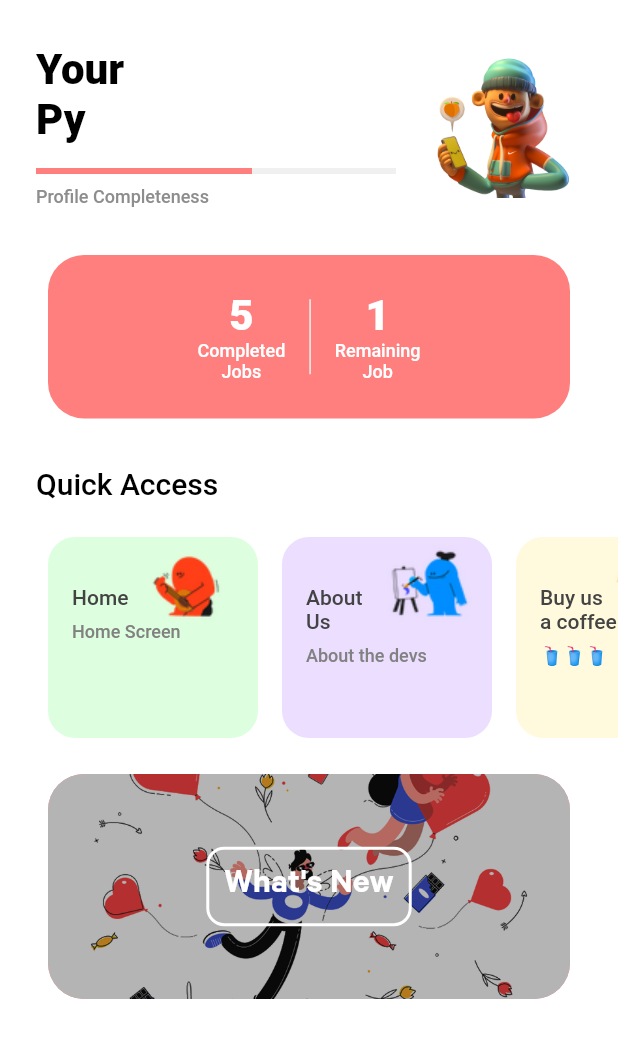
After one commit to RoverPy/RoverPyApp, a Flutter app: the ProfilePage screen opened directly, on a phone screen of 412 x 824 dp. The commit adds this screen. Shown: the top 1038 px of the screen. Run offline on Flutter 3.47's test engine with Material 2 defaults, Android fonts, the phone set to English and light mode, and no system bars; our stand-ins replace cloud_firestore, firebase_auth, firebase_storage, flare_flutter, flutter_bluetooth_serial, image_picker and 1 more; missing offline and left inert: firebase_ml_custom, tflite; accounts and stored records are empty; Roboto replaces fonts that are missing (Avenir).

Commit message:
Added profile page

```diff
--- /dev/null
+++ b/lib/pages/QuickAccess.dart
@@ -0,0 +1,11 @@
+import 'dart:ui';
+
+class QuickAccess
+{
+  final String jobTitle;
+  final String jobLocation;
+  final String companyImageSource;
+  final Color backgroundColor;
+
+  QuickAccess(this.jobTitle, this.jobLocation, this.companyImageSource, this.backgroundColor);
+}
--- /dev/null
+++ b/lib/pages/constants_profile.dart
@@ -0,0 +1,8 @@
+import 'dart:ui';
+
+final Color secondaryColor = Color(0xFFF0F0F0);
+final Color primaryColor = Color(0xFFFF7E7E);
+
+final Color lightYellowColor = Color(0xFFFFF9DE);
+final Color lightGreenColor = Color(0xFFDEFFDF);
+final Color lightPurpleColor = Color(0xFFEBDEFF);
--- /dev/null
+++ b/lib/pages/profile.dart
@@ -0,0 +1,245 @@
+import 'package:flutter/material.dart';
+import 'package:sign_in/pages/constants_profile.dart';
+import 'package:sign_in/pages/QuickAccess.dart';
+
+class ProfilePage extends StatefulWidget {
+  @override
+  _ProfilePageState createState() => _ProfilePageState();
+}
+
+class _ProfilePageState extends State<ProfilePage> {
+  final List<QuickAccess> recommendedJobs = [
+    QuickAccess('Home', 'Home Screen',
+        'assets/Home2.png', lightGreenColor),
+    QuickAccess('About\nUs', 'About the devs', 'assets/About2.png',
+        lightPurpleColor),
+    QuickAccess('Buy us\na coffee', '🥤🥤🥤',
+        'assets/Sponsor2.png', lightYellowColor),
+  ];
+
+
+  @override
+  Widget build(BuildContext context) {
+    return Scaffold(
+      backgroundColor: Colors.white,
+      body: SafeArea(
+        child: Column(
+          crossAxisAlignment: CrossAxisAlignment.start,
+          children: <Widget>[
+            SizedBox(height: 30.0),
+            Padding(
+              padding: const EdgeInsets.symmetric(horizontal: 24.0),
+              child: Row(
+                children: <Widget>[
+                  Expanded(
+                    child: Column(
+                      crossAxisAlignment: CrossAxisAlignment.start,
+                      children: <Widget>[
+                        Text(
+                          "Your\nPy",
+                          style: TextStyle(
+                            fontFamily: "Avenir",
+                            fontWeight: FontWeight.w900,
+                            fontSize: 28,
+                            color: Color(0xff000000),
+                          ),
+                        ),
+                        SizedBox(height: 16),
+                        Padding(
+                          padding: const EdgeInsets.only(right: 24.0),
+                          child: LinearProgressIndicator(
+                            value: 0.6,
+                            backgroundColor: secondaryColor,
+                            valueColor:
+                                AlwaysStoppedAnimation<Color>(primaryColor),
+                          ),
+                        ),
+                        SizedBox(height: 8),
+                        Text(
+                          "Profile Completeness",
+                          style: TextStyle(
+                            fontFamily: "Avenir",
+                            fontWeight: FontWeight.w500,
+                            fontSize: 12,
+                            color: Color(0xff8d8d8d),
+                          ),
+                        ),
+                      ],
+                    ),
+                  ),
+                  Container(
+                    width: 100,
+                    height: 100,
+                    decoration: BoxDecoration(
+                      borderRadius: BorderRadius.circular(24),
+                      image: DecorationImage(
+                        image: Image.asset('assets/person.png').image,
+                      ),
+                    ),
+                  ),
+                ],
+              ),
+            ),
+            SizedBox(height: 32),
+            Container(
+              alignment: Alignment.center,
+              margin: EdgeInsets.symmetric(horizontal: 32),
+              padding: EdgeInsets.symmetric(horizontal: 32, vertical: 8),
+              decoration: BoxDecoration(
+                borderRadius: BorderRadius.circular(24),
+                color: primaryColor,
+              ),
+
+              child: Row(
+                mainAxisSize: MainAxisSize.min,
+                children: <Widget>[
+                  buildInfo('5', 'Completed\nJobs'),
+                  Container(width: 1, height: 50, color: secondaryColor),
+                  buildInfo('1', 'Remaining\nJob'),
+
+                ],
+              ),
+            ),
+            SizedBox(height: 32),
+            Padding(
+              padding: const EdgeInsets.symmetric(horizontal: 24.0),
+              child: Text(
+                "Quick Access",
+                style: TextStyle(
+                  fontFamily: "Avenir",
+                  fontWeight: FontWeight.w500,
+                  fontSize: 20,
+                  color: Color(0xff000000),
+                ),
+              ),
+            ),
+            SizedBox(height: 16),
+            Container(
+              height: 150,
+              padding: EdgeInsets.only(left: 24),
+              child: ListView.builder(
+                  scrollDirection: Axis.horizontal,
+                  itemCount: recommendedJobs.length,
+                  itemBuilder: (context, index) {
+                    return InkWell(
+                      onTap: (){
+                        print("Hey $index");
+                        // move to different page from here
+                      },
+                      child: Stack(
+                        children: <Widget>[
+                          Container(
+                            width: 140,
+                            padding: EdgeInsets.all(16),
+                            margin: EdgeInsets.all(8),
+                            decoration: BoxDecoration(
+                                color: recommendedJobs[index].backgroundColor,
+                                borderRadius: BorderRadius.circular(18)),
+                            child: Column(
+                              crossAxisAlignment: CrossAxisAlignment.start,
+                              children: <Widget>[
+                                SizedBox(height: 16),
+                                new Text(
+                                  recommendedJobs[index].jobTitle,
+                                  softWrap: true,
+                                  style: TextStyle(
+                                    fontFamily: "Avenir",
+                                    fontWeight: FontWeight.w500,
+                                    fontSize: 14,
+                                    color: Color(0xff434343),
+                                  ),
+                                ),
+                                SizedBox(height: 8),
+                                new Text(
+                                  recommendedJobs[index].jobLocation,
+                                  softWrap: true,
+                                  style: TextStyle(
+                                    fontFamily: "Avenir",
+                                    fontWeight: FontWeight.w500,
+                                    fontSize: 12,
+                                    color: Color(0xff818181),
+                                  ),
+                                ),
+                              ],
+                            ),
+                          ),
+                          Positioned.fill(
+                              child: Align(
+                                  alignment: Alignment.topRight,
+                                  child: Image.asset(recommendedJobs[index]
+                                      .companyImageSource))),
+                        ],
+                      ),
+                    );
+                  }),
+            ),
+            SizedBox(height: 16.0,),
+            Container(
+              height: 150.0,
+              alignment: Alignment.center,
+              margin: EdgeInsets.symmetric(horizontal: 32),
+              padding: EdgeInsets.symmetric(horizontal: 32, vertical: 8),
+              decoration: BoxDecoration(
+                borderRadius: BorderRadius.circular(24),
+                color: primaryColor,
+                image: DecorationImage(
+                    image: new AssetImage('assets/WhatsNew.png'),
+                    fit: BoxFit.cover
+                ),
+              ),
+              child: Container(
+                margin: const EdgeInsets.all(30.0),
+                padding: const EdgeInsets.all(10.0),
+                decoration: BoxDecoration(
+                  border: Border.all(
+                    color: Colors.white,
+                    width: 2,
+                  ),
+                  borderRadius: BorderRadius.circular(12.0),
+                ),
+                child: Text(
+                  "What's New",
+                  style: TextStyle(
+                    fontWeight: FontWeight.bold,
+                    fontSize: 24.0,
+                    color: Colors.white
+                  ),
+                ),
+              ),
+            )
+          ],
+        ),
+      ),
+
+    );
+  }
+
+  Padding buildInfo(String value, String description) {
+    return Padding(
+      padding: const EdgeInsets.all(16.0),
+      child: Column(
+        children: <Widget>[
+          Text(
+            value,
+            style: TextStyle(
+              fontFamily: "Avenir",
+              fontWeight: FontWeight.w900,
+              fontSize: 28,
+              color: Color(0xffffffff),
+            ),
+          ),
+          Text(
+            description,
+            textAlign: TextAlign.center,
+            style: TextStyle(
+              fontFamily: "Avenir",
+              fontWeight: FontWeight.w500,
+              fontSize: 12,
+              color: Color(0xffffffff),
+            ),
+          ),
+        ],
+      ),
+    );
+  }
+}
--- a/lib/utils/data.dart
+++ b/lib/utils/data.dart
@@ -1,7 +1,8 @@
 import 'package:flutter/cupertino.dart';
 import 'package:sign_in/pages/about.dart';
 import 'package:sign_in/pages/process_page.dart';
-import 'package:sign_in/pages/tf.dart';
+import 'package:sign_in/pages/profile.dart';
+// import 'package:sign_in/pages/tf.dart';
 
 List<String> images = [
   "assets/about.gif",
@@ -19,7 +20,7 @@ List<String> title = [
 
 List<Widget> pushTo = [
   AboutUs(),
-  AboutUs(),
+  ProfilePage(),
   ProcessingPage(),
   AboutUs(),
 ];
```
Also changed, not shown: assets/About2.png (added), assets/Home2.png (added), assets/Sponsor2.png (added), assets/WhatsNew.png (added), assets/person.png (added).
